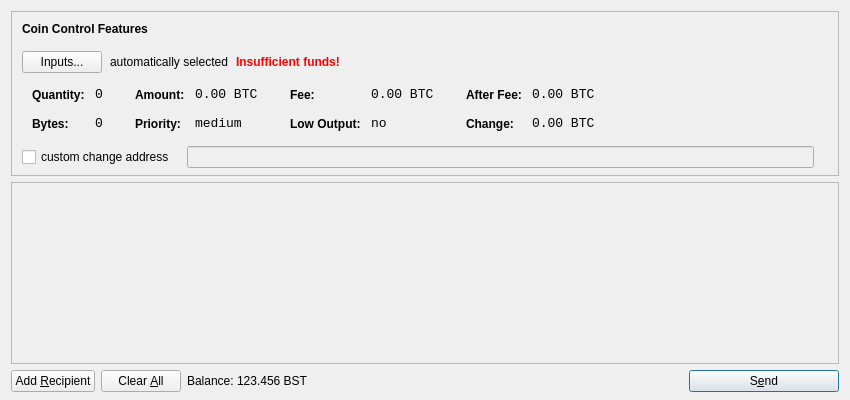
Before: the Qt Designer form src/qt/forms/sendcoinsdialog.ui in GlobalBoost/GlobalBoost-BST, drawn with Qt 5.
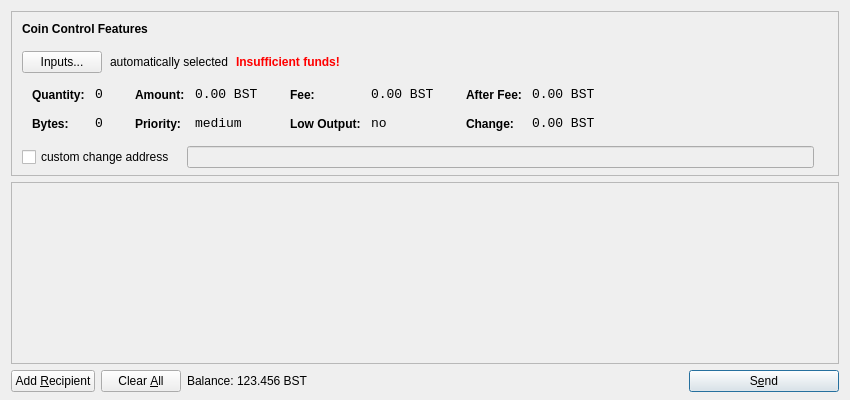
After: the same form once the commit is applied. Icons and pictures are not drawn.

```diff
--- a/src/qt/forms/sendcoinsdialog.ui
+++ b/src/qt/forms/sendcoinsdialog.ui
@@ -321,7 +321,7 @@
                   <enum>Qt::ActionsContextMenu</enum>
                  </property>
                  <property name="text">
-                  <string notr="true">0.00 BTC</string>
+                  <string notr="true">0.00 BST</string>
                  </property>
                  <property name="textInteractionFlags">
                   <set>Qt::LinksAccessibleByMouse|Qt::TextSelectableByKeyboard|Qt::TextSelectableByMouse</set>
@@ -407,7 +407,7 @@
                   <enum>Qt::ActionsContextMenu</enum>
                  </property>
                  <property name="text">
-                  <string notr="true">0.00 BTC</string>
+                  <string notr="true">0.00 BST</string>
                  </property>
                  <property name="textInteractionFlags">
                   <set>Qt::LinksAccessibleByMouse|Qt::TextSelectableByKeyboard|Qt::TextSelectableByMouse</set>
@@ -493,7 +493,7 @@
                   <enum>Qt::ActionsContextMenu</enum>
                  </property>
                  <property name="text">
-                  <string notr="true">0.00 BTC</string>
+                  <string notr="true">0.00 BST</string>
                  </property>
                  <property name="textInteractionFlags">
                   <set>Qt::LinksAccessibleByMouse|Qt::TextSelectableByKeyboard|Qt::TextSelectableByMouse</set>
@@ -525,7 +525,7 @@
                   <enum>Qt::ActionsContextMenu</enum>
                  </property>
                  <property name="text">
-                  <string notr="true">0.00 BTC</string>
+                  <string notr="true">0.00 BST</string>
                  </property>
                  <property name="textInteractionFlags">
                   <set>Qt::LinksAccessibleByMouse|Qt::TextSelectableByKeyboard|Qt::TextSelectableByMouse</set>
```
Left out of the diff: 4 changed lines with no effect on the pictures.
